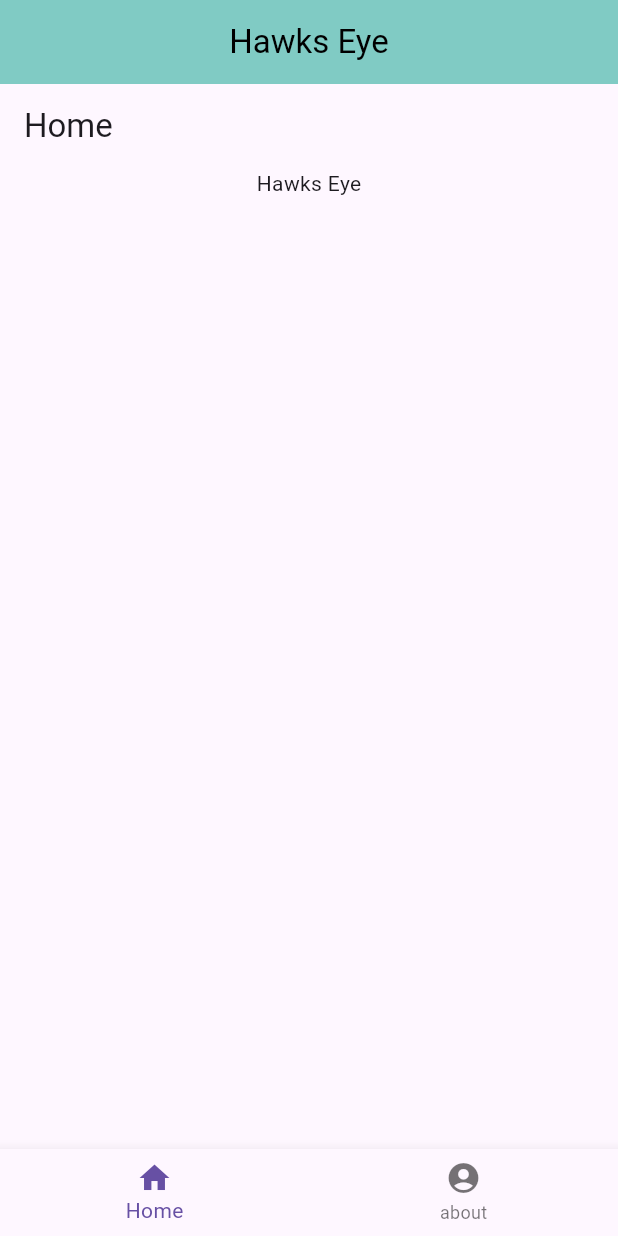
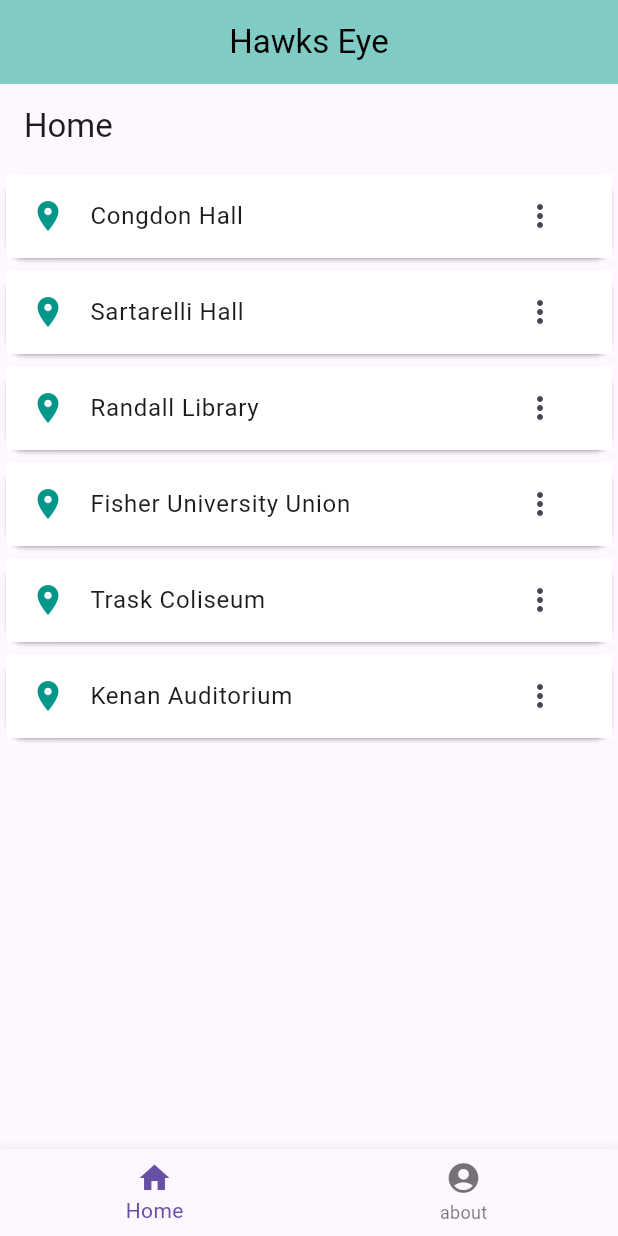
Before and after one commit to WillssEdgar/UNCW_Sites, a Flutter app: the screen it shows after launch, on a phone screen of 412 x 824 dp. Run offline on Flutter 3.47's test engine with Material 3 defaults, Android fonts, the phone set to English and light mode, and no system bars.

Commit message:
List view

```diff
--- a/lib/Screens/map.dart
+++ b/lib/Screens/map.dart
@@ -1,3 +1,4 @@
+import 'package:csc315_team_edgar_burgess_project/site_class.dart';
 import 'package:flutter/material.dart';
 
 class Map extends StatefulWidget {
@@ -8,15 +9,59 @@ class Map extends StatefulWidget {
 }
 
 class _MapState extends State<Map> {
+  List<Site> sites = SiteData().sites;
   @override
   Widget build(BuildContext context) {
     return Scaffold(
       appBar: AppBar(
         title: const Text('Home'),
       ),
-      body: const Center(
+      body: ListView.builder(
+        itemCount: sites.length,
+        itemBuilder: (context, index) {
+          return Card(
+            child: ListTile(
+              tileColor: Colors.white,
+              title: Text(sites[index].name),
+              leading: const Icon(
+                Icons.location_on,
+                color: Colors.teal,
+              ),
+              trailing: IconButton(
+                icon: Icon(Icons.more_vert),
+                onPressed: () {
+                  Navigator.of(context).push(MaterialPageRoute(
+                      builder: (context) => _DetailScreen(
+                            site: sites[index],
+                          )));
+                },
+              ),
+            ),
+          );
+        },
+      ),
+    );
+  }
+}
+
+class _DetailScreen extends StatelessWidget {
+  final Site site;
+
+  const _DetailScreen({Key? key, required this.site}) : super(key: key);
+
+  @override
+  Widget build(BuildContext context) {
+    return Scaffold(
+      appBar: AppBar(
+        title: Text("Detail View"),
+      ),
+      body: Center(
         child: Column(
-          children: [Text("Hawks Eye")],
+          children: [
+            Text(" Site Name: ${site.name}"),
+            Image.asset(site.image),
+            Text("${site.description}")
+          ],
         ),
       ),
     );
--- a/lib/site_class.dart
+++ b/lib/site_class.dart
@@ -22,7 +22,7 @@ class SiteData {
         name: "Congdon Hall",
         description:
             "Building for Congdon School of Supply Chain, Business Analytics, and Information Systems",
-        image: "asset/images/congdon.jpg"),
+        image: "../asset/images/congdon.jpg"),
     const Site(
         name: "Sartarelli Hall",
         description: "Building for Mathematics",
```
